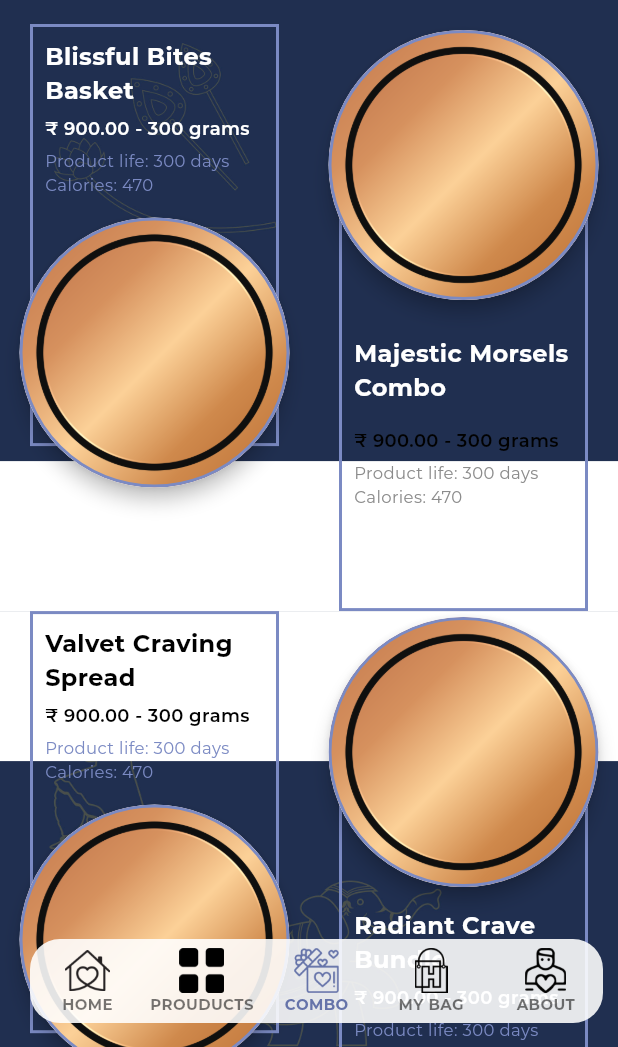
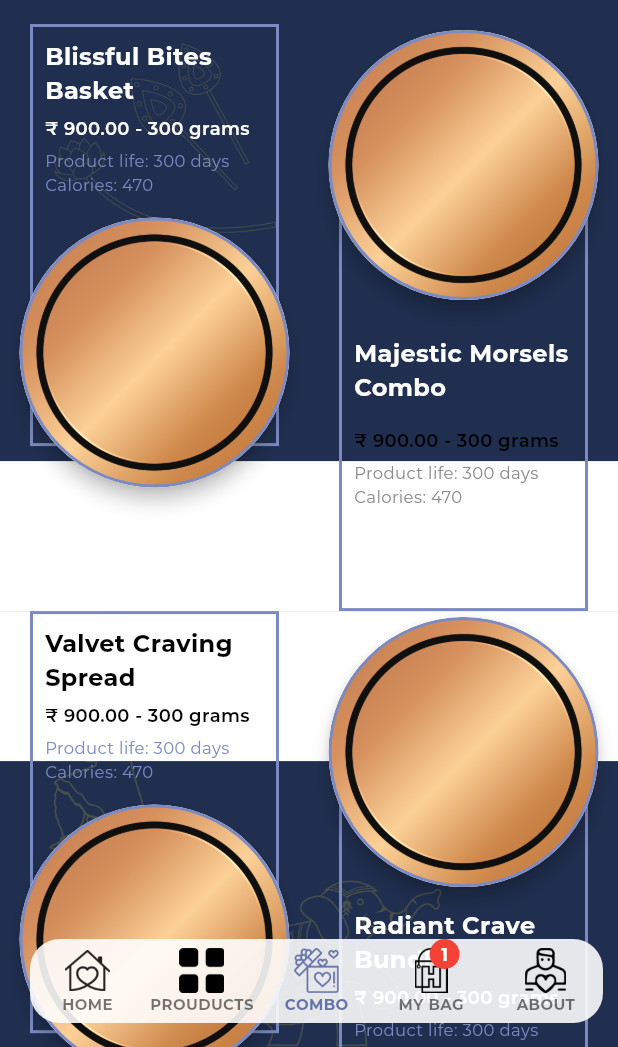
Before and after one commit to kishansolanki124/hjvyas, a Flutter app: the screen it shows after launch, item 3 of the bottom bar chosen, on a phone screen of 412 x 824 dp, the part 189-1236 px from its top. Run offline on Flutter 3.47's test engine with Material 3 defaults, Android fonts, the phone set to English and light mode, and no system bars; our stand-ins replace carousel_slider, double_back_to_close_app, loading_animation_widget, video_player; missing offline and left inert: autoscale_tabbarview; network calls fail.

Commit message:
design optimisation

```diff
--- a/lib/home/navigation.dart
+++ b/lib/home/navigation.dart
@@ -185,15 +185,43 @@ class _NavigationExampleState extends State<NavigationExample>
                                 label: "COMBO",
                               ),
                               BottomNavigationBarItem(
-                                icon: SizedBox(
-                                  width: 30,
-                                  height: 30,
-                                  child: Image.asset("icons/my_bag_icon.png"),
+                                icon: Badge(
+                                  largeSize: 20,
+                                  backgroundColor: Colors.red,
+                                  label: Text(
+                                    "1",
+                                    style: TextStyle(
+                                      fontSize: 12,
+                                      fontWeight: FontWeight.w700,
+                                      fontFamily: "Montserrat",
+                                    ),
+                                  ),
+                                  textStyle: TextStyle(fontSize: 16),
+                                  child: SizedBox(
+                                    width: 30,
+                                    height: 30,
+                                    child: Image.asset("icons/my_bag_icon.png"),
+                                  ),
                                 ),
-                                activeIcon: SizedBox(
-                                  width: 30,
-                                  height: 30,
-                                  child: Image.asset("icons/my_bag_icon_a.png"),
+                                activeIcon: Badge(
+                                  largeSize: 20,
+                                  backgroundColor: Colors.red,
+                                  label: Text(
+                                    "1",
+                                    style: TextStyle(
+                                      fontSize: 12,
+                                      fontWeight: FontWeight.w700,
+                                      fontFamily: "Montserrat",
+                                    ),
+                                  ),
+                                  textStyle: TextStyle(fontSize: 16),
+                                  child: SizedBox(
+                                    width: 30,
+                                    height: 30,
+                                    child: Image.asset(
+                                      "icons/my_bag_icon_a.png",
+                                    ),
+                                  ),
                                 ),
                                 label: "MY BAG",
                               ),
```
